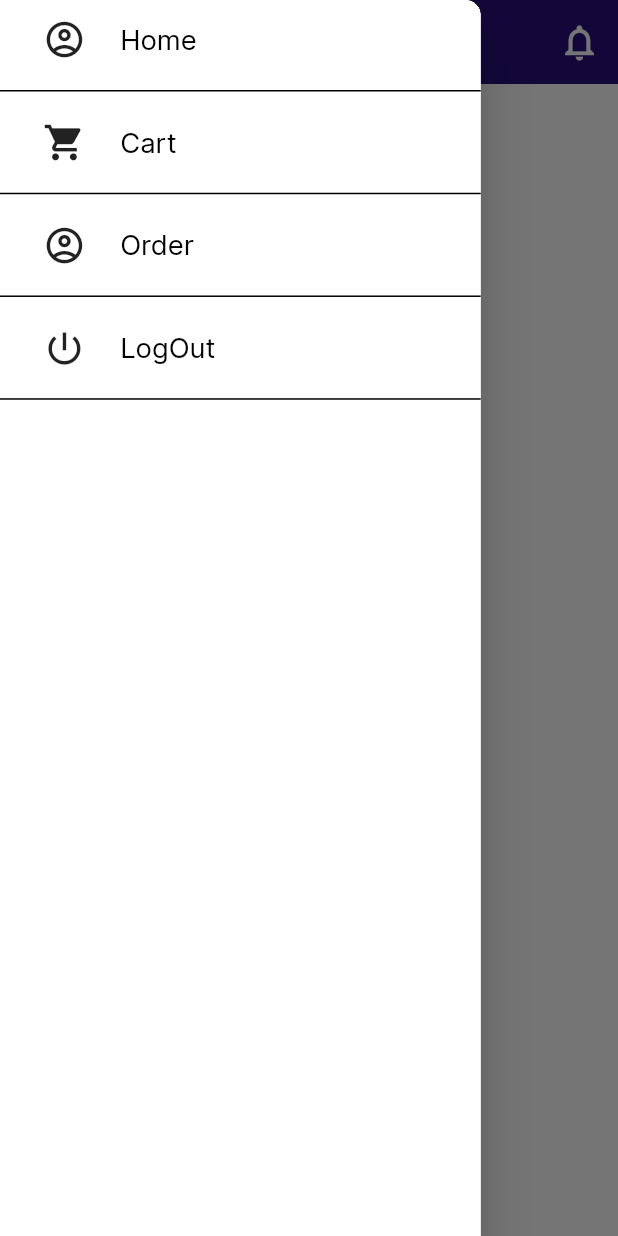
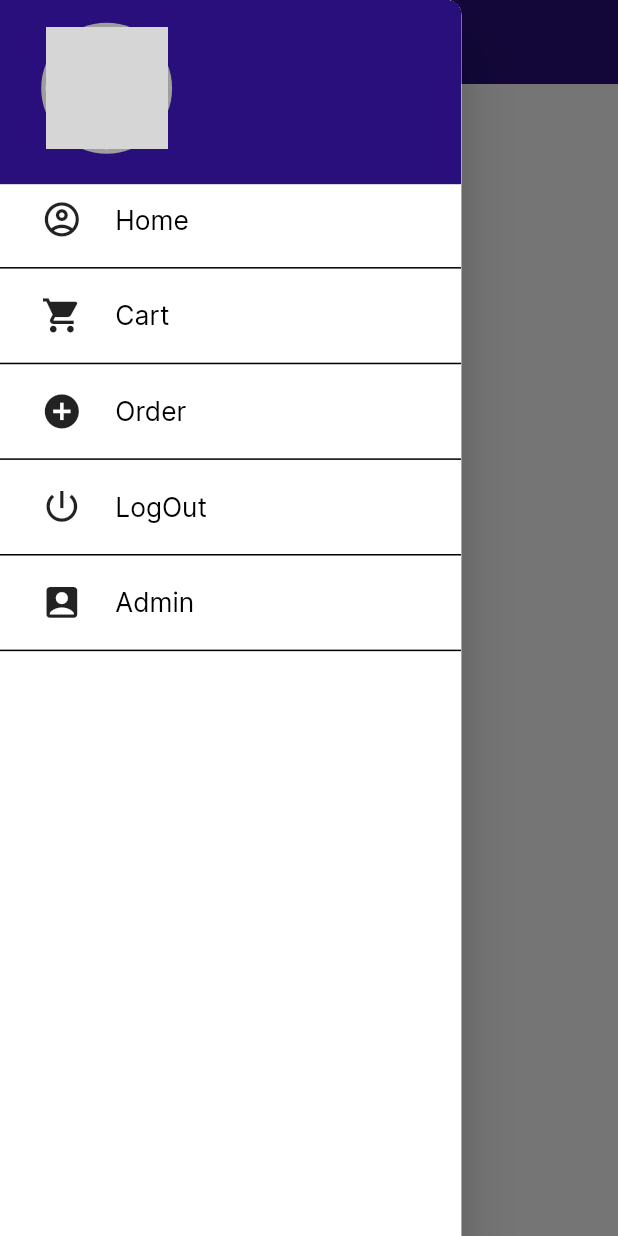
Before and after one commit to abdulsamadshah/Gym_Equipment, a Flutter app: the HomeView screen opened by its route, with the side drawer open, on a phone screen of 412 x 824 dp. Run offline on Flutter 3.47's test engine with Material 2 defaults, Android fonts, the phone set to English and light mode, and no system bars; drawn by our look-alikes of firebase_database; our stand-ins replace cached_network_image, dio, firebase_auth, firebase_core, firebase_storage, flutter_image_compress and 11 more; missing offline and left inert: razorpay_flutter; accounts and stored records are empty; network calls fail; Roboto replaces fonts that are missing (geographeditwebbold); grey boxes are pictures that could not be loaded.

Commit message:
everthing is updated

```diff
--- a/lib/app/Presenttation/Auth/views/Login.dart
+++ b/lib/app/Presenttation/Auth/views/Login.dart
@@ -29,11 +29,11 @@ class LoginScreen extends GetView<AuthController> {
                   crossAxisAlignment: CrossAxisAlignment.start,
                   children: [
                     SizedBox(
-                      height: 30.h,
+                      height: 70.h,
                     ),
                     Center(
                       child: Image.asset(
-                        "${Assets.images.appicon.path}",
+                        "${Assets.images.loginImage.path}",
                       ),
                     ),
                     SizedBox(
--- a/lib/app/Presenttation/Auth/views/Registeration.dart
+++ b/lib/app/Presenttation/Auth/views/Registeration.dart
@@ -26,11 +26,11 @@ class Registeration extends GetView<AuthController> {
                   crossAxisAlignment: CrossAxisAlignment.start,
                   children: [
                     SizedBox(
-                      height: 30.h,
+                      height: 70.h,
                     ),
                     Center(
                       child: Image.asset(
-                        "${Assets.images.appicon.path}",
+                        "${Assets.images.loginImage.path}",
                       ),
                     ),
                     SizedBox(
--- a/lib/app/Presenttation/Product.dart
+++ b/lib/app/Presenttation/Product.dart
@@ -81,8 +81,7 @@ class _Uploadproductdata extends State<Product> {
                             children: [
                               CNetworkImage(
                                   imageurl: student['productimage'],
-                                  width: 120,
-                                  height: 110),
+                                  width: 120,),
                               Padding(
                                 padding: EdgeInsets.symmetric(
                                     horizontal: 10.w, vertical: 10.h),
@@ -101,6 +100,7 @@ class _Uploadproductdata extends State<Product> {
                                       "${student['productdescription']}",
                                       color: Colors.grey,
                                       fontsize: 13,
+                                      maxline: 3,
                                       widths: 190.w,
                                       fontfamily: FontFamily.interRegular,
                                     ),
--- a/lib/app/Presenttation/Select_Location.dart
+++ b/lib/app/Presenttation/Select_Location.dart
@@ -82,7 +82,7 @@ class _Booking_Step_TwoState extends State<Select_Drop_Location> {
     //and thend download image url created
 
     var uploadproductref =
-        FirebaseDatabase.instance.reference().child("Orders").child(orderId);
+        FirebaseDatabase.instance.reference().child("Orders");
 
     uploadproductref.child(orderId.toString()).set({
       "order_id": orderId.toString(),
@@ -108,7 +108,7 @@ class _Booking_Step_TwoState extends State<Select_Drop_Location> {
 
   void externalWalletHandler(ExternalWalletResponse response) {
     ScaffoldMessenger.of(context).showSnackBar(SnackBar(
-      content: Text(response.walletName!),
+      content: Text("Payment Successfully"),
       backgroundColor: Colors.green,
     ));
     Navigator.pushNamedAndRemoveUntil(context, Routes.HOME, (route) => false);
@@ -241,7 +241,7 @@ class _Booking_Step_TwoState extends State<Select_Drop_Location> {
           Circle(
             circleId: CircleId('Pickup_location'),
             center: selectedgmaplocation,
-            radius: 100,
+            radius: 200,
             fillColor: Colors.blue.withOpacity(0.3),
             strokeColor: Colors.blue,
             strokeWidth: 2,
--- a/lib/app/Presenttation/home/views/Navigationbar.dart
+++ b/lib/app/Presenttation/home/views/Navigationbar.dart
@@ -1,3 +1,5 @@
+import 'package:firebase_auth/firebase_auth.dart';
+import 'package:firebase_database/firebase_database.dart';
 import 'package:flutter/cupertino.dart';
 import 'package:flutter/material.dart';
 
@@ -9,15 +11,23 @@ import 'package:gym/app/Presenttation/home/controllers/home_controller.dart';
 
 import '../../../../gen/assets.gen.dart';
 
+import '../../../../gen/fonts.gen.dart';
+import '../../../core/theme/appTheme.dart';
+import '../../../core/theme/common_widget.dart';
+import '../../../core/values/colors.dart';
+import '../../../routes/app_pages.dart';
 import '../../Cart.dart';
 import '../Widget/Home_widget.dart';
 
 class NavigationBars extends StatelessWidget {
-  const NavigationBars({Key? key}) : super(key: key);
+   NavigationBars({Key? key}) : super(key: key);
 
-  @override
+   final controller = Get.put(HomeController());
+
+
+   @override
   Widget build(BuildContext context) {
-    final controller = Get.put(HomeController());
+
     return SizedBox(
       height: MediaQuery.of(context).size.height,
       child: Drawer(
@@ -31,6 +41,7 @@ class NavigationBars extends StatelessWidget {
             color: Colors.white,
             child: ListView(
               children: [
+                Header(),
                 ReusablelistItem(
                     name: "Home",
                     icon: Icons.account_circle_outlined,
@@ -54,7 +65,7 @@ class NavigationBars extends StatelessWidget {
                     }),
                 ReusablelistItem(
                     name: "Order",
-                    icon: Icons.account_circle_outlined,
+                    icon: Icons.add_circle,
                     height: 25,
                     width: 25,
                     func: () {
@@ -65,17 +76,99 @@ class NavigationBars extends StatelessWidget {
                             builder: (context) => Orders(),
                           ));
                     }),
+
                 ReusablelistItem(
                     name: "LogOut",
                     icon: Icons.power_settings_new_outlined,
                     height: 25,
                     width: 25,
                     func: () {
+                      Navigator.pop(context);
+
                       controller.signOut(context);
+                    }),
+                ReusablelistItem(
+                    name: "Admin",
+                    icon: Icons.account_box,
+                    height: 25,
+                    width: 25,
+                    func: () {
+                      Navigator.pop(context);
+                      Navigator.pushNamed(context, Routes.Admin);
                     }),
               ],
             ),
           )),
     );
   }
+  Widget Header() {
+
+    return Container(
+        decoration: BoxDecoration(
+          gradient: LinearGradient(
+            begin: Alignment.topLeft,
+            end: Alignment.bottomRight,
+            colors: [
+              AppColors.darkBlue,
+              AppColors.darkBlue,
+              AppColors.darkBlue,
+            ],
+          ),
+        ),
+        child: Padding(
+          padding: EdgeInsets.only(left: 25.w, top: 15.h),
+          child: Column(
+            crossAxisAlignment: CrossAxisAlignment.start,
+            children: [
+              Row(
+                crossAxisAlignment: CrossAxisAlignment.start,
+                mainAxisAlignment: MainAxisAlignment.start,
+                children: [
+                  CircleAvatar(
+                    radius: 43.r,
+                    backgroundColor: Colors.grey,
+                    child: CircleAvatar(
+                      radius: 40.r,
+                      backgroundColor: Colors.white,
+                      backgroundImage: NetworkImage(
+                          MyAppTheme.ProfilenotFoundImg),
+                    ),
+                  ),
+                  SizedBox(
+                    width: 10.w,
+                  ),
+                  Padding(
+                      padding: EdgeInsets.only(top: 20.h),
+                      child: Column(
+                        crossAxisAlignment: CrossAxisAlignment.start,
+                        children: [
+                          reausabletext(
+                              "${controller.UserData!['name']}",
+                              widths: 150,
+                              height: 1.1,
+                              textoverflow: TextOverflow.ellipsis,
+                              fontsize: 25,
+                              maxline: 1,
+                              fontfamily: FontFamily.interBold,
+                              color: Colors.white),
+                          reausabletext(
+                              widths: 150,
+                              textoverflow: TextOverflow.ellipsis,
+                              maxline: 1,
+                              "${controller.UserData!['email']}",
+                              fontsize: 16,
+                              fontfamily: FontFamily.interRegular,
+                              color: Colors.white),
+                        ],
+                      ))
+                ],
+              ),
+              SizedBox(
+                height: 20.h,
+              ),
+            ],
+          ),
+        ));
+  }
+
 }
--- a/lib/app/global_widgets/custom_app_bar.dart
+++ b/lib/app/global_widgets/custom_app_bar.dart
@@ -13,15 +13,6 @@ AppBar CustomeAppbar({String title="Dashboard",Color backgroundColor=AppColors.d
     iconTheme: IconThemeData(color: Colors.white, size: 27.sp),
     backgroundColor: backgroundColor,
     title: reausabletext("$title"),
-    actions: [
-    InkWell(onTap: ontap,child:   reausableIcon(
-        icon: Icons.notifications_outlined,
-        color: Colors.white,
-        size: 25),),
-      SizedBox(
-        width: 10.w,
-        height: 10.h,
-      )
-    ],
+
   );
 }
--- a/lib/gen/assets.gen.dart
+++ b/lib/gen/assets.gen.dart
@@ -19,8 +19,12 @@ class $AssetsImagesGen {
   AssetGenImage get enternetlost =>
       const AssetGenImage('assets/images/enternetlost.jpg');
 
+  /// File path: assets/images/loginImage.png
+  AssetGenImage get loginImage =>
+      const AssetGenImage('assets/images/loginImage.png');
+
   /// List of all assets
-  List<AssetGenImage> get values => [appicon, enternetlost];
+  List<AssetGenImage> get values => [appicon, enternetlost, loginImage];
 }
 
 class Assets {
--- a/lib/main.dart
+++ b/lib/main.dart
@@ -16,6 +16,7 @@ Future<void> main() async {
       const SystemUiOverlayStyle(statusBarColor: Colors.transparent));
 
   runApp(ScreenUtilInit(
+      designSize: Size(375, 812),
       builder: (context, child) => GetMaterialApp(
 
         debugShowCheckedModeBanner: false,
```
Also changed, not shown: lib/app/Presenttation/Admin/uploadproduct.dart (+10 -1 lines), lib/app/Presenttation/Auth/controllers/Auth_controller.dart (+7 -1 lines), lib/app/Presenttation/Orders.dart (+6 -6 lines), lib/app/Presenttation/home/controllers/home_controller.dart (+27 -0 lines), lib/app/Presenttation/home/views/home_view.dart (+23 -9 lines), 1 other file.
